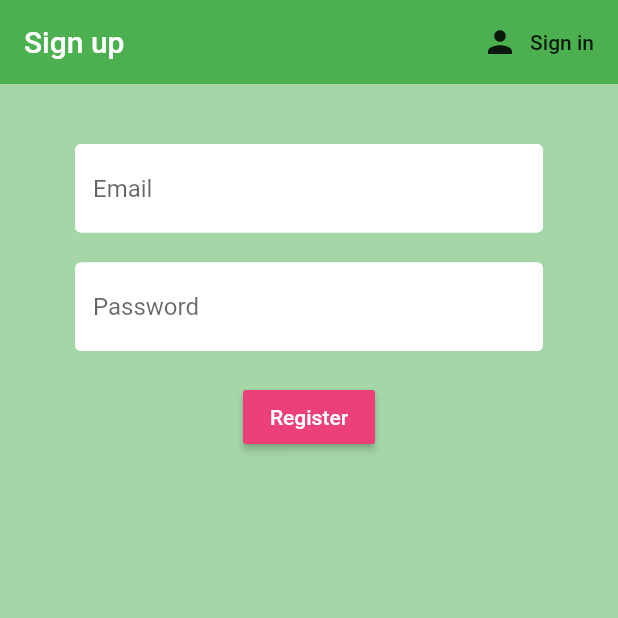
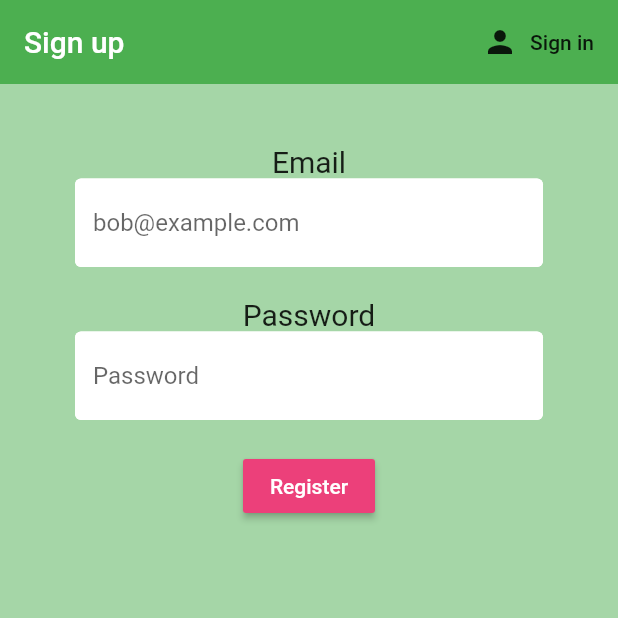
Before and after one commit to repacheco1/CSCI430-Final_Project, a Flutter app: the screen it shows after launch, after a tap on "Sign in", after a tap on "Register", on a phone screen of 412 x 824 dp, the top half of it. Run offline on Flutter 3.47's test engine with Material 2 defaults, Android fonts, the light colour scheme and no system bars; our stand-ins replace cloud_firestore, firebase_auth, firebase_core, fluttertoast; accounts and stored records are empty.

```diff
--- a/booking_app/lib/screens/authenticate/register.dart
+++ b/booking_app/lib/screens/authenticate/register.dart
@@ -42,14 +42,37 @@ class _RegisterState extends State<Register> {
               child: Column(
                 children: [
                   const SizedBox(height: 20.0),
+                  const Text(
+                    'Email',
+                    style: TextStyle(
+                      fontSize: 20.0,
+                    ),
+                  ),
                   TextFormField(
                       decoration:
-                          textInputDecoration.copyWith(hintText: 'Email'),
-                      validator: (val) => val.isEmpty ? 'Enter an email' : null,
+                          textInputDecoration.copyWith(
+                          hintText: 'bob@example.com',
+                        ),
+                      keyboardType: TextInputType.emailAddress,
+                      validator: (val){
+                        if (val.isEmpty) {
+                          return 'Please enter email';
+                        } else if (!val.contains('@')) {
+                          return 'Please enter valid email';
+                        } else {
+                          return null;
+                        }
+                      },
                       onChanged: (val) {
                         setState(() => email = val);
                       }),
                   const SizedBox(height: 20.0),
+                  const Text(
+                    'Password',
+                    style: TextStyle(
+                      fontSize: 20.0,
+                    ),
+                  ),
                   TextFormField(
                     decoration:
                         textInputDecoration.copyWith(hintText: 'Password'),
--- a/booking_app/lib/screens/authenticate/sign_in.dart
+++ b/booking_app/lib/screens/authenticate/sign_in.dart
@@ -43,14 +43,37 @@ class _SignInState extends State<SignIn> {
               child: Column(
                 children: [
                   const SizedBox(height: 20.0),
+                  const Text(
+                    'Email',
+                    style: TextStyle(
+                      fontSize: 20.0,
+                    ),
+                  ),
                   TextFormField(
                       decoration:
-                          textInputDecoration.copyWith(hintText: 'Email'),
-                      validator: (val) => val.isEmpty ? 'Enter an email' : null,
+                          textInputDecoration.copyWith(
+                          hintText: 'bob@example.com',
+                        ),
+                      keyboardType: TextInputType.emailAddress,
+                      validator: (val){
+                        if (val.isEmpty) {
+                          return 'Please enter email';
+                        } else if (!val.contains('@')) {
+                          return 'Please enter valid email';
+                        } else {
+                          return null;
+                        }
+                      },
                       onChanged: (val) {
                         setState(() => email = val);
                       }),
                   const SizedBox(height: 20.0),
+                  const Text(
+                    'Password',
+                    style: TextStyle(
+                      fontSize: 20.0,
+                    ),
+                  ),
                   TextFormField(
                     decoration:
                         textInputDecoration.copyWith(hintText: 'Password'),
@@ -76,7 +99,7 @@ class _SignInState extends State<SignIn> {
                             .signInWithEmailAndPassword(email, password);
                         if (result == null) {
                           setState(() =>
-                              error = 'Could not sign with those credentials');
+                              error = 'Could not sign with those credentials.');
                         }
                       }
                     },
--- a/booking_app/lib/screens/business_detail.dart
+++ b/booking_app/lib/screens/business_detail.dart
@@ -47,7 +47,7 @@ class _BusinessDetailState extends State<BusinessDetail> {
             crossAxisAlignment: CrossAxisAlignment.center,
             children: [
               const Padding(
-                padding: EdgeInsets.only(top: 40.0)
+                padding: EdgeInsets.only(top: 10.0)
               ),
               Padding(
                 padding: const EdgeInsets.all(8.0),
@@ -68,7 +68,7 @@ class _BusinessDetailState extends State<BusinessDetail> {
                 ),
               ),
               const Padding(
-                padding: EdgeInsets.only(top: 40.0)
+                padding: EdgeInsets.only(top: 10.0)
               ),
               Row(
                 mainAxisAlignment: MainAxisAlignment.spaceEvenly,
--- a/booking_app/lib/services/http_service.dart
+++ b/booking_app/lib/services/http_service.dart
@@ -1,30 +1,16 @@
+import 'dart:async';
 import 'dart:convert';
 import 'package:booking_app/models/business.dart';
 import 'package:http/http.dart';
 
-// class Repository {
-//   static final Repository _repo = Repository._internal();
-//   static const String API_KEY =
-//       '6lMqYiuxXrk02xRkBFXkurRQ5LnCqWgzsE-6RuN7iOsiE6S6wEXXN6ZYpPufOo8ClfmsmppBg2PrTHQZP7_nKykWb1LNaCaVwIUmqSQ19xYx5hHGkcsPubAkiuiNX3Yx';
-//   static const Map<String, String> AUTH_HEADER = {
-//     'Authorization': 'Bearer $API_KEY'
-//   };
 
-//   static Repository get() {
-//     return _repo;
-//   }
-
-//   // ignore: sort_constructors_first
-//   Repository._internal();
-// }
-
-class HttpService {
+class HttpService{
   final String yelpUrl =
       'https://api.yelp.com/v3/businesses/search?latitude=39.728493&longitude=-121.837479';
-  //static const String apiKey =
-  //'6lMqYiuxXrk02xRkBFXkurRQ5LnCqWgzsE-6RuN7iOsiE6S6wEXXN6ZYpPufOo8ClfmsmppBg2PrTHQZP7_nKykWb1LNaCaVwIUmqSQ19xYx5hHGkcsPubAkiuiNX3Yx';
+
   static const String API_KEY =
       '6lMqYiuxXrk02xRkBFXkurRQ5LnCqWgzsE-6RuN7iOsiE6S6wEXXN6ZYpPufOo8ClfmsmppBg2PrTHQZP7_nKykWb1LNaCaVwIUmqSQ19xYx5hHGkcsPubAkiuiNX3Yx';
+
   static const Map<String, String> AUTH_HEADER = {
     'Authorization': 'Bearer $API_KEY'
   };
@@ -36,12 +22,6 @@ class HttpService {
       // ignore: omit_local_variable_types
       final Map<String, dynamic> body =
           jsonDecode(res.body) as Map<String, dynamic>;
-
-      // ignore: omit_local_variable_types
-      // final List<Business> business = body
-      //     .map(
-      //         (dynamic item) => Business.fromJson(item as Map<String, dynamic>))
-      //     .toList();
 
       // ignore: omit_local_variable_types
       final Iterable jsonList = body['businesses'] as Iterable<dynamic>;
```
Also changed, not shown: booking_app/pubspec.yaml (line endings or trailing spaces).
